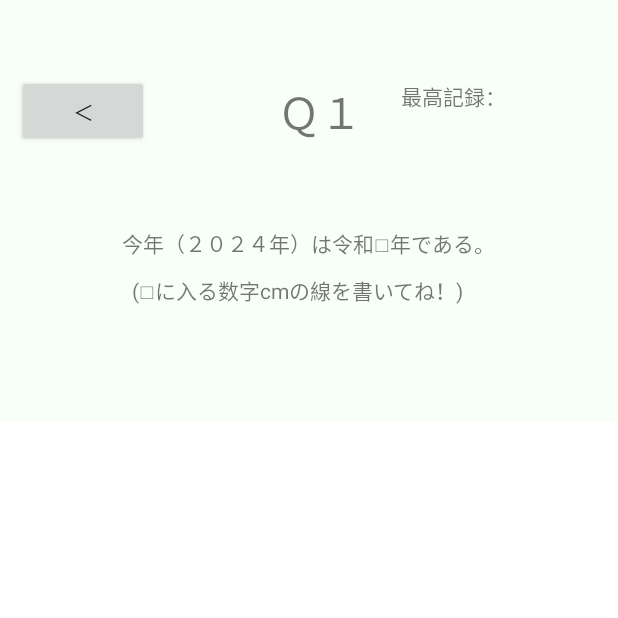
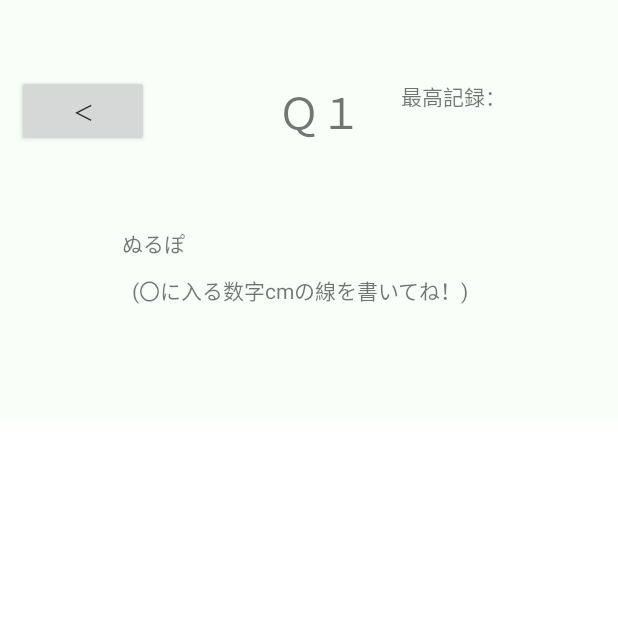
Before and after one commit to SennApp/Senn, an Android app: the PlayActivity screen opened directly, with no data from a screen before it, on a phone screen of 412 x 824 dp, the top half of it. Run offline under Robolectric (Android 15) with nearby library versions, the phone set to English and light mode, and no system bars; our stand-ins replace Firebase (no records; nobody signed in at launch, a user with empty details on screens opened directly); Roboto replaces fonts that are not available here.

Commit message:
データベースの問題文をプレイ画面に反映できるようにしました。

```diff
--- a/app/src/main/java/edu/konan_univ/senn/PlayActivity.java
+++ b/app/src/main/java/edu/konan_univ/senn/PlayActivity.java
@@ -9,6 +9,7 @@ import android.os.Bundle;
 import android.view.MotionEvent;
 import android.view.View;
 import android.widget.Button;
+import android.widget.TextView;
 
 import androidx.activity.EdgeToEdge;
 import androidx.appcompat.app.AppCompatActivity;
@@ -18,7 +19,12 @@ import androidx.core.view.WindowCompat;
 import androidx.core.view.WindowInsetsCompat;
 import androidx.core.view.WindowInsetsControllerCompat;
 
+import edu.konan_univ.senn.database.DatabaseHelper;
+import edu.konan_univ.senn.database.models.Question;
+
 public class PlayActivity extends AppCompatActivity {
+    int questionId = 0;
+    private TextView sentenceView = null;
 
     @Override
     protected void onCreate(Bundle savedInstanceState) {
@@ -53,6 +59,22 @@ public class PlayActivity extends AppCompatActivity {
                     return ViewCompat.onApplyWindowInsets(view, windowInsets);
                 });
 
+        sentenceView = findViewById(R.id.sentence);
+
+    }
+
+    @Override
+    protected void onStart() {
+        super.onStart();
+        DatabaseHelper.getInstance().getQuestionRef(questionId).get().addOnCompleteListener(task -> {
+            if (task.isSuccessful()) {
+                Question question = task.getResult().getValue(Question.class);
+                if (sentenceView == null || question == null) {
+                    return;
+                }
+                sentenceView.setText(question.sentence);
+            }
+        });
     }
 
     public void onBackClicked(View view) {
--- a/app/src/main/java/edu/konan_univ/senn/database/DatabaseHelper.java
+++ b/app/src/main/java/edu/konan_univ/senn/database/DatabaseHelper.java
@@ -28,6 +28,10 @@ public class DatabaseHelper {
         return reference.child("questions");
     }
 
+    public DatabaseReference getQuestionRef(@NotNull int questionId) {
+        return getQuestionsRef().child(String.valueOf(questionId));
+    }
+
     public DatabaseReference getPrecisionsRef() {
         return reference.child("precisions");
     }
--- a/app/src/main/res/layout/activity_play.xml
+++ b/app/src/main/res/layout/activity_play.xml
@@ -57,14 +57,14 @@
         app:layout_constraintTop_toTopOf="parent">
 
         <TextView
+            android:id="@+id/sentence"
             android:layout_width="wrap_content"
             android:layout_height="wrap_content"
             android:layout_marginStart="80dp"
             android:layout_marginTop="30dp"
             android:layout_marginEnd="30dp"
             android:orientation="vertical"
-
-            android:text="今年（２０２４年）は令和□年である。" />
+            android:text="ぬるぽ" />
 
         <TextView
             android:id="@+id/textView"
@@ -73,7 +73,7 @@
             android:layout_marginStart="80dp"
             android:layout_marginTop="10dp"
             android:layout_marginEnd="30dp"
-            android:text="  (□に入る数字cmの線を書いてね！)" />
+            android:text="  (〇に入る数字cmの線を書いてね！)" />
     </LinearLayout>
 
     <edu.konan_univ.senn.CustomView
```
Also changed, not shown: app/src/main/java/edu/konan_univ/senn/database/models/Question.java (+1 -10 lines).
